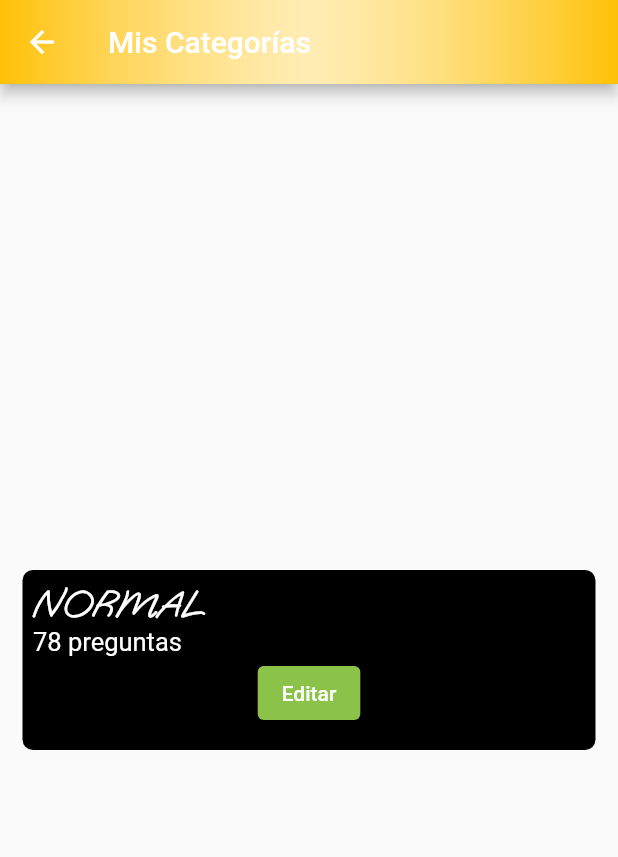
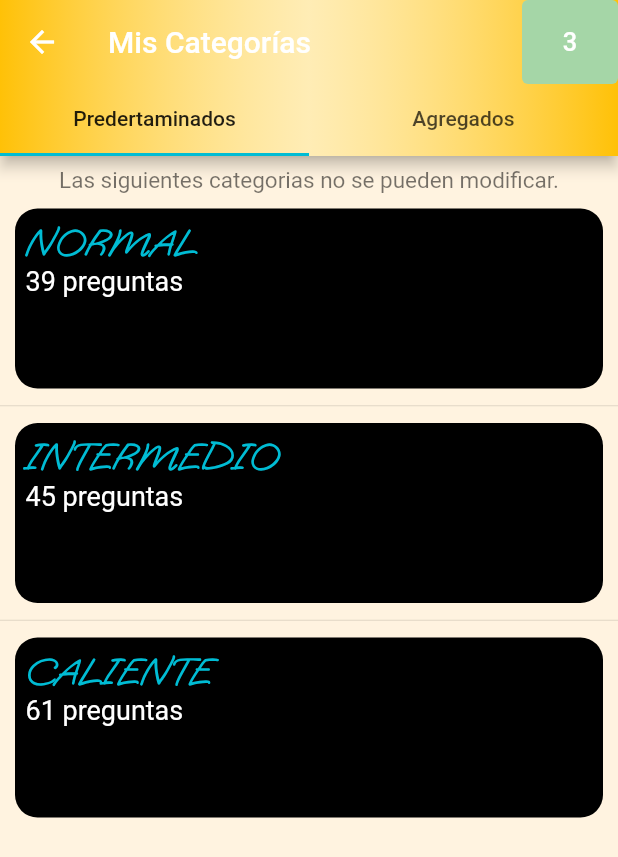
Before and after one commit to daumienebi/yo_nunca, a Flutter app: the screen it shows after launch, in the side drawer, after a tap on "Mis Categorías", on a phone screen of 412 x 824 dp. Shown: the top 857 px of the screen. Run offline on Flutter 3.47's test engine with Material 2 defaults, Android fonts, the phone set to English and light mode, and no system bars; our stand-ins replace appinio_swiper, card_swiper, new_gradient_app_bar.

Commit message:
category management,fixing providers and minor changes

```diff
--- a/lib/main.dart
+++ b/lib/main.dart
@@ -22,7 +22,8 @@ class MyApp extends StatelessWidget {
         Constants.routes.newCategory : (_) => const NewCategoryPage(),
         Constants.routes.favouriteQuestionPage : (_) => const FavouriteQuestionPage(),
         Constants.routes.mixedModePage : (_) => const MixedModePage(),
-        Constants.routes.categoryManagementPage : (_) => const CategoryManagementPage()
+        Constants.routes.categoryManagementPage : (_) => const CategoryManagementPage(),
+        Constants.routes.categoryListPage : (_) => const CategoryListPage()
       },
       theme: ThemeData(
         primarySwatch: Colors.amber,
--- /dev/null
+++ b/lib/src/pages/category_list_page.dart
@@ -0,0 +1,181 @@
+import 'package:flutter/cupertino.dart';
+import 'package:flutter/material.dart';
+import 'package:new_gradient_app_bar/new_gradient_app_bar.dart';
+import 'package:provider/provider.dart';
+import 'package:yo_nunca/src/models/category.dart';
+import 'package:yo_nunca/src/providers/providers.dart';
+import 'package:yo_nunca/src/utils/constants.dart';
+// ignore_for_file: prefer_const_constructors
+
+class CategoryListPage extends StatelessWidget{
+  const CategoryListPage({Key? key}) : super(key: key);
+
+  @override
+  Widget build(BuildContext context) {
+    const int tabLength = 2;
+    CategoryProvider provider = Provider.of<CategoryProvider>(context, listen: true);
+    List<Category> _defaultCategories = provider.defaultCategories;
+    List<Category> _categories = provider.categories;
+    int categoriesCount = _defaultCategories.length + _categories.length; //get the size here bcoz the one from the provider is messing everything up
+
+      return DefaultTabController(
+        length: tabLength,
+        child: Scaffold(
+            appBar: NewGradientAppBar(
+              actions: [
+                TextButton(
+                  onPressed: (){},
+                  child:
+                  Text("$categoriesCount",style: TextStyle(color: Colors.white,fontSize: 17),),
+                  style: TextButton.styleFrom(
+                    backgroundColor: Colors.green[200],
+                    fixedSize: Size(15,15),
+                  ),
+                )
+              ],
+              title: Text('Mis Categorías'),
+              bottom: TabBar(
+                indicatorColor: Colors.cyan,
+                tabs: const[
+                  Tab(text: "Predertaminados"),
+                  Tab(text: "Agregados"),
+                ],
+              ),
+              gradient: const LinearGradient(
+                  colors: [Colors.amber, Colors.white70, Colors.amber]),
+            ),
+            backgroundColor: Colors.orange[50],
+            body: TabBarView(
+                children: [
+                  _defaultCategoryContents(_defaultCategories),
+                  _userCategoryContents(_categories,context)
+                ]
+            )
+        ),
+      );
+  }
+
+  Widget _defaultCategoryContents(List<Category> categories){
+    return Container(
+      margin: EdgeInsets.only(top: 7),
+      child: Column(
+        children:[
+          Text("Las siguientes categorias no se pueden modificar.",style: TextStyle(color: Colors.black54,fontSize: 15),),
+          Expanded(
+            child: ListView.separated(
+              itemBuilder: (BuildContext context, int index){
+                return _catgegoryTile(categories[index],false);
+              },
+              separatorBuilder: (context,index) => Divider(height: 3,),
+              itemCount: categories.length
+        ),
+          ),
+        ]
+      ),
+    );
+  }
+
+  Widget _userCategoryContents(List<Category> categories,BuildContext context){
+    return categories.isEmpty ? _noCategoryWidget(context) :
+      Container(
+      margin: EdgeInsets.only(top: 7),
+      child: Column(
+          children:[
+            Expanded(
+              child: ListView.separated(
+                  itemBuilder: (BuildContext context, int index){
+                    return _catgegoryTile(categories[index],true);
+                  },
+                  separatorBuilder: (context,index) => Divider(height: 3,),
+                  itemCount: categories.length
+              ),
+            ),
+          ]
+      ),
+    );
+  }
+
+  Widget _noCategoryWidget(BuildContext context){
+    return Column(
+      mainAxisAlignment: MainAxisAlignment.center,
+      children: [
+        Center(child: Text("Todavía no has agregado una categoría.",style: TextStyle(color: Colors.black54,fontSize: 16),)),
+        ElevatedButton(
+            onPressed: (){
+              Navigator.pushNamed(context, Constants.routes.newCategory);
+            },
+            child: Text("Añadir categorias"),
+          style: TextButton.styleFrom(backgroundColor: Colors.greenAccent),
+        )
+      ],
+    );
+  }
+
+  Widget _catgegoryTile(Category category,bool defaultCategory){
+    final mainTxtStyle = TextStyle(fontSize: 25,color: Colors.cyan,fontFamily: 'OoohBaby',fontWeight: FontWeight.bold);
+    final countTxtSyle = TextStyle(fontSize: 18,color: Colors.white,fontWeight: FontWeight.normal);
+    final editBtn = TextButton.styleFrom(backgroundColor: Colors.lightGreen);
+    final deleteBtn = TextButton.styleFrom(backgroundColor: Colors.redAccent);
+    return Center(
+      child: Consumer(
+        builder: (BuildContext context, QuestionProvider provider,__){
+          return Container(
+            padding: EdgeInsets.all(7),
+            margin: EdgeInsets.all(10),
+            height: 120,
+            width: double.infinity,
+            decoration: BoxDecoration(
+                color: Colors.black,
+                borderRadius: BorderRadius.circular(15)
+            ),
+            child: Column(
+              crossAxisAlignment: CrossAxisAlignment.start,
+              children: [
+                Text(category.description,style: mainTxtStyle,textAlign: TextAlign.left,),
+                RichText(text: TextSpan(text: '${provider.getNumberOfQuestionsPerCategory(category.id!)} preguntas',style: countTxtSyle)),
+                Center(
+                  child: Row(
+                    mainAxisAlignment: MainAxisAlignment.center,
+                    children: [
+                      Visibility(
+                        visible: defaultCategory,
+                        child: ElevatedButton(
+                          onPressed: (){
+                            Navigator.pushNamed(context, Constants.routes.categoryManagementPage,arguments: category);//send the category to be edited to the next page
+                          },
+                          child: Text(
+                            'Editar',
+                            style: TextStyle(
+                                color: Colors.white,
+                                fontWeight: FontWeight.w500
+                            ),
+                          ),style: editBtn,
+
+                        ),
+                      ),
+                      SizedBox(width: 10,),
+                      Visibility(
+                        visible: defaultCategory,
+                        child: ElevatedButton(
+                          onPressed: (){},
+                          child: Text(
+                            'Borrar',
+                            style: TextStyle(
+                                color: Colors.white,
+                                fontWeight: FontWeight.w500
+                            ),
+                          ),style: deleteBtn,
+
+                        ),
+                      ),
+                    ],
+                  )
+                )
+              ],
+            ),
+          );
+        },
+      ),
+    );
+  }
+}
--- a/lib/src/pages/category_management_page.dart
+++ b/lib/src/pages/category_management_page.dart
@@ -1,6 +1,7 @@
 import 'package:flutter/cupertino.dart';
 import 'package:flutter/material.dart';
 import 'package:new_gradient_app_bar/new_gradient_app_bar.dart';
+import 'package:yo_nunca/src/models/category.dart';
 // ignore_for_file: prefer_const_constructors
 
 class CategoryManagementPage extends StatefulWidget{
@@ -15,39 +16,16 @@ class CategoryManagementPage extends StatefulWidget{
 class _CategoryManagementPageState extends State<CategoryManagementPage>{
   @override
   Widget build(BuildContext context){
+    Category category = ModalRoute.of(context)!.settings.arguments as Category;
       return Scaffold(
         appBar: NewGradientAppBar(
-          title: Text('Mis Categorías'),
+          title: Text('Editar Categoría'),
           gradient: const LinearGradient(
               colors: [Colors.amber, Colors.white70, Colors.amber]),
         ),
-        body: _catgegoryTile()
+        body: Container(height: 100,width: 100,color: Colors.black,)
       );
   }
 
-  Widget _catgegoryTile(){
-    final mainTxtStyle = TextStyle(fontSize: 25,color: Colors.white,fontFamily: 'OoohBaby',fontWeight: FontWeight.bold);
-    final countTxtSyle = TextStyle(fontSize: 17,color: Colors.white,fontWeight: FontWeight.normal);
-    final editBtn = TextButton.styleFrom(backgroundColor: Colors.lightGreen);
-    return Center(
-      child: Container(
-        padding: EdgeInsets.all(7),
-        margin: EdgeInsets.all(15),
-        height: 120,
-        width: double.infinity,
-        decoration: BoxDecoration(
-          color: Colors.black,
-          borderRadius: BorderRadius.circular(7)
-        ),
-        child: Column(
-          crossAxisAlignment: CrossAxisAlignment.start,
-          children: [
-            Text("NORMAL",style: mainTxtStyle,textAlign: TextAlign.left,),
-            RichText(text: TextSpan(text: '78 preguntas',style: countTxtSyle)),
-            Center(child: ElevatedButton(onPressed: (){}, child: Text('Editar',style: TextStyle(color: Colors.white,fontWeight: FontWeight.w500),),style: editBtn,))
-          ],
-        ),
-      ),
-    );
-  }
+
 }
--- a/lib/src/pages/home_page.dart
+++ b/lib/src/pages/home_page.dart
@@ -12,9 +12,12 @@ class HomePage extends StatelessWidget {
   const HomePage({Key? key}) : super(key: key);
   @override
   Widget build(BuildContext context) {
-    CategoryProvider provider =
-        Provider.of<CategoryProvider>(context, listen: true);
-    List<Category> _categories = provider.categories;
+    CategoryProvider provider = Provider.of<CategoryProvider>(context, listen: true);
+    //Obtaining all the categories here because the provider.allCategories
+    //method is not returning the items.
+    List<Category> _allCategories = [];
+    _allCategories.addAll(provider.defaultCategories);
+    _allCategories.addAll(provider.categories);
     //physics: const AlwaysScrollableScrollPhysics(),
     return Scaffold(
       drawer: MyDrawer(),
@@ -52,7 +55,7 @@ class HomePage extends StatelessWidget {
                   margin: EdgeInsets.only(top: 50),
                   child: Column(children: [
                     Text("Desliza para ver las categorias...",style: TextStyle(color: Colors.black54,fontSize: 15),),
-                    CategoriesCardSwiper(categories: _categories),
+                    CategoriesCardSwiper(categories: _allCategories),
                     SizedBox(
                       height: 30,
                     ),
@@ -79,7 +82,7 @@ class HomePage extends StatelessWidget {
           ]),
           child: Column(
             children: const[
-              Text("Dudas con que categoria elegir ?  👀 ", textAlign: TextAlign.center, style: TextStyle(color: Colors.black,fontSize: 16)),
+              Text("Dudas con que categoria elegir ?  👀 ", textAlign: TextAlign.center, style: TextStyle(color: Colors.black54,fontSize: 16)),
             ]
           ),
         ),
--- a/lib/src/pages/new_category_page.dart
+++ b/lib/src/pages/new_category_page.dart
@@ -33,6 +33,7 @@ class _NewCategoryPageState extends State<NewCategoryPage> {
         gradient: const LinearGradient(
             colors: [Colors.amber, Colors.white70, Colors.amber]),
       ),
+      backgroundColor: Colors.orange[50],
       body: Container(
         margin: EdgeInsets.all(10),
         child: Column(children: [
@@ -181,6 +182,12 @@ class _NewCategoryPageState extends State<NewCategoryPage> {
               Category newCategory = Category(id : newCategoryId, description: _category, imageRoute: "assets/images/blurBW.png");
               provider.addCategory(newCategory);
               print(newCategory.toString());
+              final snackBar = SnackBar(
+                duration: Duration(seconds: 1),
+                content: const Text('Nueva categoría añadida'),
+              );
+              ScaffoldMessenger.of(context).showSnackBar(snackBar);
+              Navigator.pop(context);
             }
           },
           child: Text("Guardar"));
--- a/lib/src/pages/pages.dart
+++ b/lib/src/pages/pages.dart
@@ -6,3 +6,4 @@ export 'package:yo_nunca/src/pages/new_category_page.dart';
 export 'package:yo_nunca/src/pages/favourite_question_page.dart';
 export 'package:yo_nunca/src/pages/mixed_mode_page.dart';
 export 'package:yo_nunca/src/pages/category_management_page.dart';
+export 'package:yo_nunca/src/pages/category_list_page.dart';
--- a/lib/src/pages/question_page.dart
+++ b/lib/src/pages/question_page.dart
@@ -29,19 +29,4 @@ class QuestionPage extends StatelessWidget{
       body: QuestionWidget(category: category,mixedMode: false,)
     );
   }
-
-  _blurContainer(){
-    return Container(
-      margin: EdgeInsets.all(10),
-      width: double.infinity,
-      decoration: BoxDecoration(
-          image: DecorationImage(
-              image: AssetImage('assets/images/blurBW.png'),
-              fit: BoxFit.contain,
-              opacity: 170
-          )
-      ),
-      //child: Image.asset('assets/images/blur1.png'),
-    );
-  }
 }
--- a/lib/src/providers/category_provider.dart
+++ b/lib/src/providers/category_provider.dart
@@ -6,7 +6,15 @@ import 'package:yo_nunca/src/models/category.dart';
 
 class CategoryProvider with ChangeNotifier{
 
-  List<Category> _categories = [];
+  List<Category> _defaultCategories = [];
+  List<Category> _categories = []; //the new categories to be added by the user
+  List<Category> _allCategories = []; //the new categories to be added by the user
+
+  List<Category> get defaultCategories{
+    if(_defaultCategories.isNotEmpty) return _defaultCategories;
+    getDefaultCategories();
+    return _defaultCategories;
+  }
 
   List<Category> get categories{
     if(_categories.isNotEmpty) return _categories;
@@ -14,16 +22,35 @@ class CategoryProvider with ChangeNotifier{
     return _categories;
   }
 
-  Future<List<Category>> getCategories() async{
+  //nope
+  List<Category> get allCategories{
+    getAllCategories();
+    return _allCategories;
+  }
+
+  Future<List<Category>> getDefaultCategories() async{
     //help from https://www.bezkoder.com/dart-flutter-parse-json-string-array-to-object-list/#DartFlutter_parse_JSON_array_into_List
     String categoriesJson = await rootBundle.loadString('assets/questions/categories.json');//get the data later from the database
     var jsonToList = json.decode(categoriesJson)['categories'] as List;
-    _categories = jsonToList.map((jsonToList) => Category.fromJson(jsonToList)).toList();
+    _defaultCategories = jsonToList.map((jsonToList) => Category.fromJson(jsonToList)).toList();
     notifyListeners();
+    return _defaultCategories;
+  }
+
+  ///Returns the list of categories added by the user
+  Future<List<Category>> getCategories() async{
     return _categories;
   }
 
-  int categoriesCount() => categories.length;
+  ///Returns the default categories and the ones added by the user
+  Future<List<Category>> getAllCategories() async{
+    // nope
+    _allCategories.addAll(defaultCategories);
+    _allCategories.addAll(categories);
+    return _allCategories;
+  }
+
+  int categoriesCount() => allCategories.length;
 
   Future<int> addCategory (Category category) async{
     _categories.add(category);
--- a/lib/src/providers/question_provider.dart
+++ b/lib/src/providers/question_provider.dart
@@ -2,6 +2,7 @@ import 'dart:convert';
 import 'package:flutter/cupertino.dart';
 import 'package:flutter/services.dart';
 import 'package:yo_nunca/src/models/question.dart';
+import 'package:yo_nunca/src/utils/constants.dart';
 
 class QuestionProvider with ChangeNotifier{
 
@@ -79,8 +80,37 @@ class QuestionProvider with ChangeNotifier{
     notifyListeners();
   }
 
+  ///This method returns the number of questions per Category, the default
+  ///categories will be obtained seperately and the rest will be requested from
+  ///the DB
+  int getNumberOfQuestionsPerCategory(int categoryId){
+    int questionsCount;
+    switch(categoryId){
+      case Constants.normalCategoryId : {
+        print("Normal questions: ${_normalQuestions.length}");
+        return normalQuestions.length;
+      }
+      break;
+      case Constants.intermediateCategoryId : {
+        return intermediateQuestions.length;
+      }
+      break;
+      case Constants.hotCategoryId : {
+        return hotQuestions.length;
+      }
+      break;
+      default :
+        {
+          //Get the rest from the DB
+          questionsCount = 0;
+          return questionsCount;
+        }
+    }
+  }
+
   Future<List<Question>> getAllQuestions() async{
     //Add all the questions to the main list then return it
+    //Check it out
     _questions.addAll(await getNormalQuestions());
     _questions.addAll(await getIntermediateQuestions());
     _questions.addAll(await getHotQuestions());
--- a/lib/src/utils/constants.dart
+++ b/lib/src/utils/constants.dart
@@ -24,4 +24,5 @@ class Routes {
   String get favouriteQuestionPage => 'favouritequestionpage';
   String get mixedModePage => 'mixedmodepage';
   String get categoryManagementPage => 'categorymanagementpage';
+  String get categoryListPage => 'categorylistpage';
 }
--- a/lib/src/widgets/mydrawer.dart
+++ b/lib/src/widgets/mydrawer.dart
@@ -25,7 +25,7 @@ class MyDrawer extends StatelessWidget{
     _listItems.add(ListTile(
       title: Text("Mis Categorías",style: drawerTextStyle,),
       trailing: Icon(Icons.list_alt_outlined,color: iconColor,),
-      onTap: ()=>Navigator.pushNamed(context, Constants.routes.categoryManagementPage),
+      onTap: ()=>Navigator.pushNamed(context, Constants.routes.categoryListPage),
     ));
 
     _listItems.add(ListTile(
--- a/lib/src/widgets/question_widget.dart
+++ b/lib/src/widgets/question_widget.dart
@@ -1,4 +1,3 @@
-import 'dart:math';
 import 'package:flutter/cupertino.dart';
 // ignore_for_file: prefer_const_constructors
 import 'package:flutter/material.dart';
```
